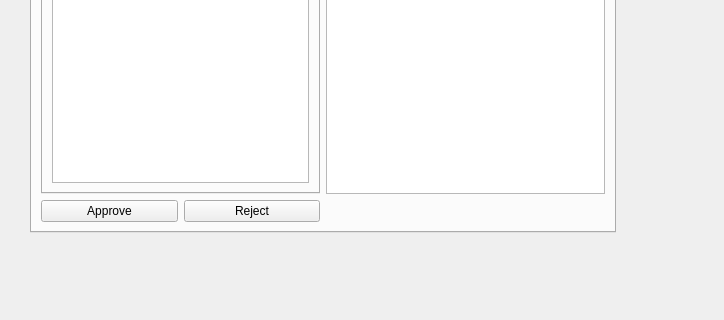
First picture: the form in gui/mainwindow.ui, repository explosion204/office-expense-tracker, before the edit; both pictures show x 0 to 724 and y 353 to 673 of the 1052 by 673 pixel window.
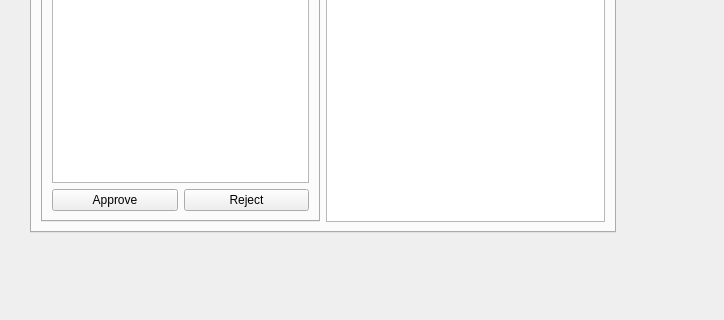
Second picture: the form after the edit.

Commit message: updating listwidgets of changes tab

```diff
--- a/gui/mainwindow.ui
+++ b/gui/mainwindow.ui
@@ -233,22 +233,7 @@
          </widget>
         </item>
         <item row="4" column="0">
-         <layout class="QHBoxLayout" name="horizontalLayout_10">
-          <item>
-           <widget class="QPushButton" name="pushButton_10">
-            <property name="text">
-             <string>Approve</string>
-            </property>
-           </widget>
-          </item>
-          <item>
-           <widget class="QPushButton" name="pushButton_11">
-            <property name="text">
-             <string>Reject</string>
-            </property>
-           </widget>
-          </item>
-         </layout>
+         <layout class="QHBoxLayout" name="horizontalLayout_10"/>
         </item>
         <item row="0" column="1">
          <widget class="QFrame" name="frame">
@@ -296,6 +281,24 @@
             <item row="0" column="0">
              <widget class="QListWidget" name="modifiedExpensesListWidget"/>
             </item>
+            <item row="1" column="0">
+             <layout class="QHBoxLayout" name="horizontalLayout_2">
+              <item>
+               <widget class="QPushButton" name="expenseApproveButton">
+                <property name="text">
+                 <string>Approve</string>
+                </property>
+               </widget>
+              </item>
+              <item>
+               <widget class="QPushButton" name="expenseRejectButton">
+                <property name="text">
+                 <string>Reject</string>
+                </property>
+               </widget>
+              </item>
+             </layout>
+            </item>
            </layout>
           </widget>
          </widget>
```
Left out of the diff: 18 changed lines with no effect on the pictures. The commit also changes 2 other files.
